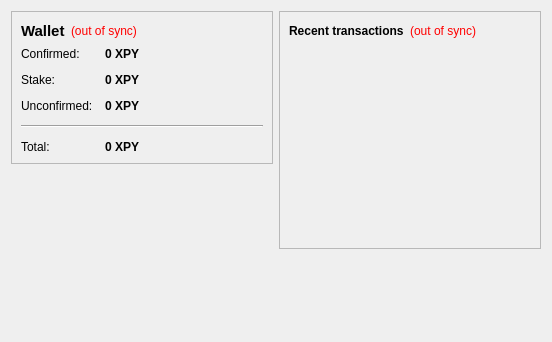
The window that src/qt/forms/overviewpage.ui (adamthedog/huangcoin) describes before a commit, drawn with Qt 5.
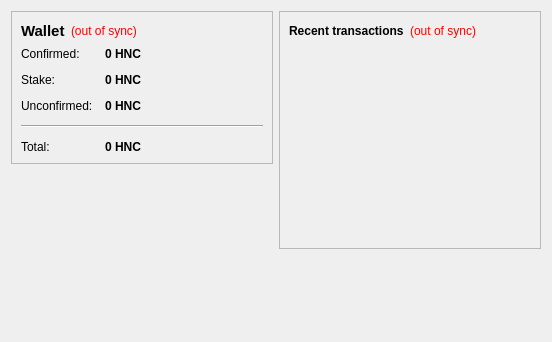
The same window after the commit.

Patch:
```diff
--- a/src/qt/forms/overviewpage.ui
+++ b/src/qt/forms/overviewpage.ui
@@ -105,7 +105,7 @@
              <string>Your current spendable balance</string>
             </property>
             <property name="text">
-             <string notr="true">0 XPY</string>
+             <string notr="true">0 HNC</string>
             </property>
             <property name="textInteractionFlags">
              <set>Qt::LinksAccessibleByMouse|Qt::TextSelectableByKeyboard|Qt::TextSelectableByMouse</set>
@@ -134,7 +134,7 @@
              <string>Your current stake</string>
             </property>
             <property name="text">
-             <string notr="true">0 XPY</string>
+             <string notr="true">0 HNC</string>
             </property>
             <property name="textInteractionFlags">
              <set>Qt::LinksAccessibleByMouse|Qt::TextSelectableByKeyboard|Qt::TextSelectableByMouse</set>
@@ -164,7 +164,7 @@
              <string>Total of transactions that have yet to be confirmed, and do not yet count toward the spendable balance</string>
             </property>
             <property name="text">
-             <string notr="true">0 XPY</string>
+             <string notr="true">0 HNC</string>
             </property>
             <property name="textInteractionFlags">
              <set>Qt::LinksAccessibleByMouse|Qt::TextSelectableByKeyboard|Qt::TextSelectableByMouse</set>
@@ -193,7 +193,7 @@
              <string>Your current total balance</string>
             </property>
             <property name="text">
-             <string notr="true">0 XPY</string>
+             <string notr="true">0 HNC</string>
             </property>
             <property name="textInteractionFlags">
              <set>Qt::LinksAccessibleByMouse|Qt::TextSelectableByKeyboard|Qt::TextSelectableByMouse</set>
```
